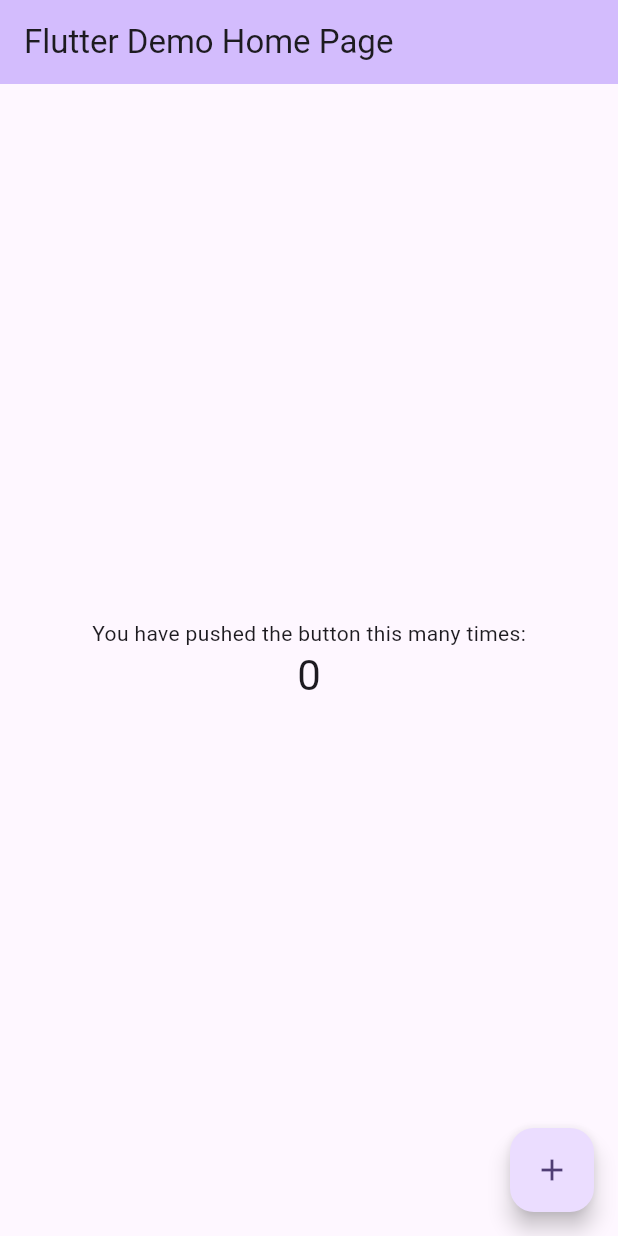
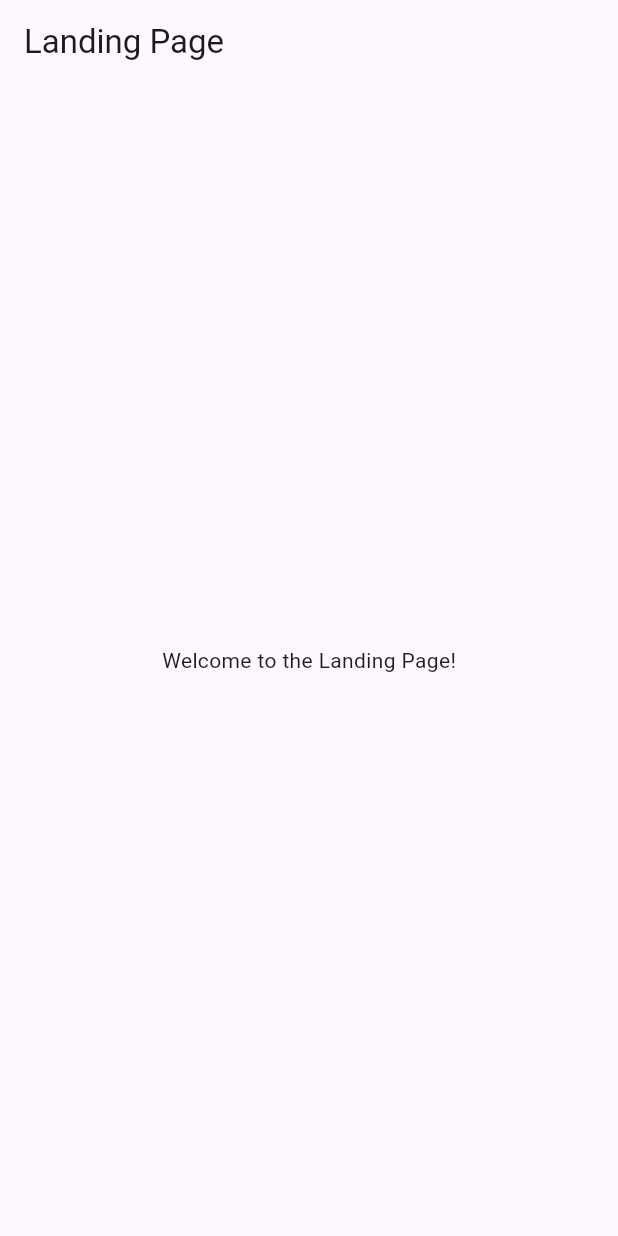
Before and after one commit to JoakBouy/my_aid, a Flutter app: the screen it shows after launch, on a phone screen of 412 x 824 dp. Run offline on Flutter 3.47's test engine with Material 3 defaults, Android fonts, the phone set to English and light mode, and no system bars.

Commit message:
Add LandingPage screen - Created a new LandingPage screen which will serve as the main screen when users open the app. This is the initial implementation and will be updated

```diff
--- a/my_aid/lib/main.dart
+++ b/my_aid/lib/main.dart
@@ -1,4 +1,5 @@
 import 'package:flutter/material.dart';
+import 'screens/landing_page.dart';
 
 void main() {
   runApp(const MyApp());
@@ -7,119 +8,15 @@
 class MyApp extends StatelessWidget {
   const MyApp({super.key});
 
-  // This widget is the root of your application.
   @override
   Widget build(BuildContext context) {
     return MaterialApp(
-      title: 'Flutter Demo',
+      title: 'My AID App',
       theme: ThemeData(
-        // This is the theme of your application.
-        //
-        // TRY THIS: Try running your application with "flutter run". You'll see
-        // the application has a purple toolbar. Then, without quitting the app,
-        // try changing the seedColor in the colorScheme below to Colors.green
-        // and then invoke "hot reload" (save your changes or press the "hot
-        // reload" button in a Flutter-supported IDE, or press "r" if you used
-        // the command line to start the app).
-        //
-        // Notice that the counter didn't reset back to zero; the application
-        // state is not lost during the reload. To reset the state, use hot
-        // restart instead.
-        //
-        // This works for code too, not just values: Most code changes can be
-        // tested with just a hot reload.
         colorScheme: ColorScheme.fromSeed(seedColor: Colors.deepPurple),
         useMaterial3: true,
       ),
-      home: const MyHomePage(title: 'Flutter Demo Home Page'),
+      home: const LandingPage(),
     );
   }
 }
-
-class MyHomePage extends StatefulWidget {
-  const MyHomePage({super.key, required this.title});
-
-  // This widget is the home page of your application. It is stateful, meaning
-  // that it has a State object (defined below) that contains fields that affect
-  // how it looks.
-
-  // This class is the configuration for the state. It holds the values (in this
-  // case the title) provided by the parent (in this case the App widget) and
-  // used by the build method of the State. Fields in a Widget subclass are
-  // always marked "final".
-
-  final String title;
-
-  @override
-  State<MyHomePage> createState() => _MyHomePageState();
-}
-
-class _MyHomePageState extends State<MyHomePage> {
-  int _counter = 0;
-
-  void _incrementCounter() {
-    setState(() {
-      // This call to setState tells the Flutter framework that something has
-      // changed in this State, which causes it to rerun the build method below
-      // so that the display can reflect the updated values. If we changed
-      // _counter without calling setState(), then the build method would not be
-      // called again, and so nothing would appear to happen.
-      _counter++;
-    });
-  }
-
-  @override
-  Widget build(BuildContext context) {
-    // This method is rerun every time setState is called, for instance as done
-    // by the _incrementCounter method above.
-    //
-    // The Flutter framework has been optimized to make rerunning build methods
-    // fast, so that you can just rebuild anything that needs updating rather
-    // than having to individually change instances of widgets.
-    return Scaffold(
-      appBar: AppBar(
-        // TRY THIS: Try changing the color here to a specific color (to
-        // Colors.amber, perhaps?) and trigger a hot reload to see the AppBar
-        // change color while the other colors stay the same.
-        backgroundColor: Theme.of(context).colorScheme.inversePrimary,
-        // Here we take the value from the MyHomePage object that was created by
-        // the App.build method, and use it to set our appbar title.
-        title: Text(widget.title),
-      ),
-      body: Center(
-        // Center is a layout widget. It takes a single child and positions it
-        // in the middle of the parent.
-        child: Column(
-          // Column is also a layout widget. It takes a list of children and
-          // arranges them vertically. By default, it sizes itself to fit its
-          // children horizontally, and tries to be as tall as its parent.
-          //
-          // Column has various properties to control how it sizes itself and
-          // how it positions its children. Here we use mainAxisAlignment to
-          // center the children vertically; the main axis here is the vertical
-          // axis because Columns are vertical (the cross axis would be
-          // horizontal).
-          //
-          // TRY THIS: Invoke "debug painting" (choose the "Toggle Debug Paint"
-          // action in the IDE, or press "p" in the console), to see the
-          // wireframe for each widget.
-          mainAxisAlignment: MainAxisAlignment.center,
-          children: <Widget>[
-            const Text(
-              'You have pushed the button this many times:',
-            ),
-            Text(
-              '$_counter',
-              style: Theme.of(context).textTheme.headlineMedium,
-            ),
-          ],
-        ),
-      ),
-      floatingActionButton: FloatingActionButton(
-        onPressed: _incrementCounter,
-        tooltip: 'Increment',
-        child: const Icon(Icons.add),
-      ), // This trailing comma makes auto-formatting nicer for build methods.
-    );
-  }
-}
--- /dev/null
+++ b/my_aid/lib/screens/landing_page.dart
@@ -0,0 +1,17 @@
+import 'package:flutter/material.dart';
+
+class LandingPage extends StatelessWidget {
+  const LandingPage({Key? key}) : super(key: key);
+
+  @override
+  Widget build(BuildContext context) {
+    return Scaffold(
+      appBar: AppBar(
+        title: const Text('Landing Page'),
+      ),
+      body: const Center(
+        child: Text('Welcome to the Landing Page!'),
+      ),
+    );
+  }
+}
```
